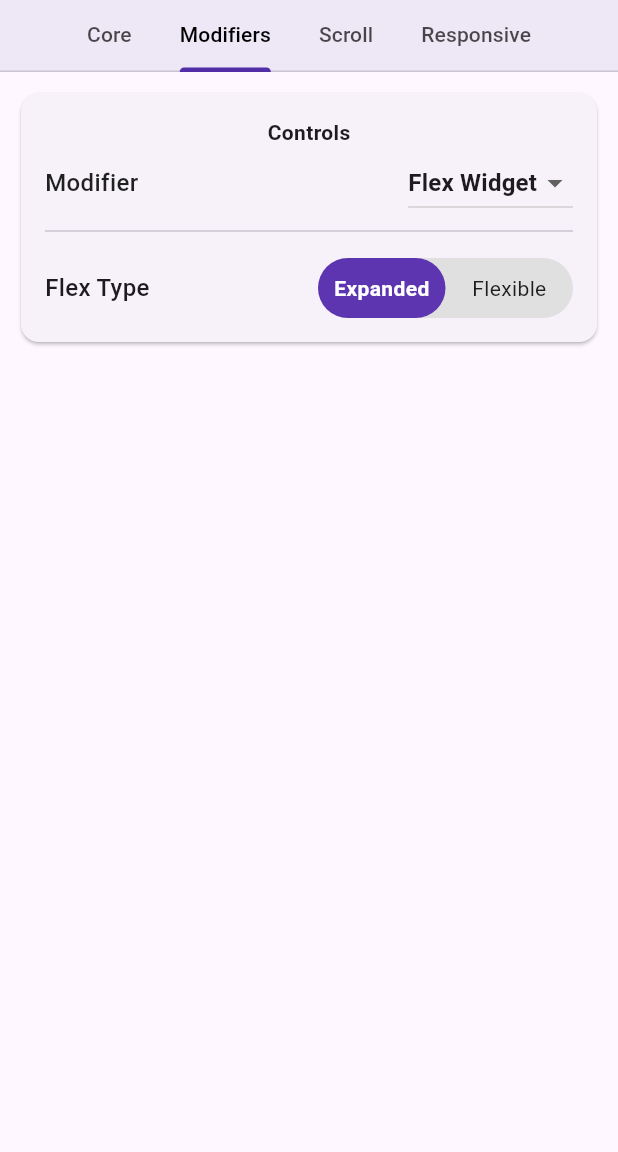
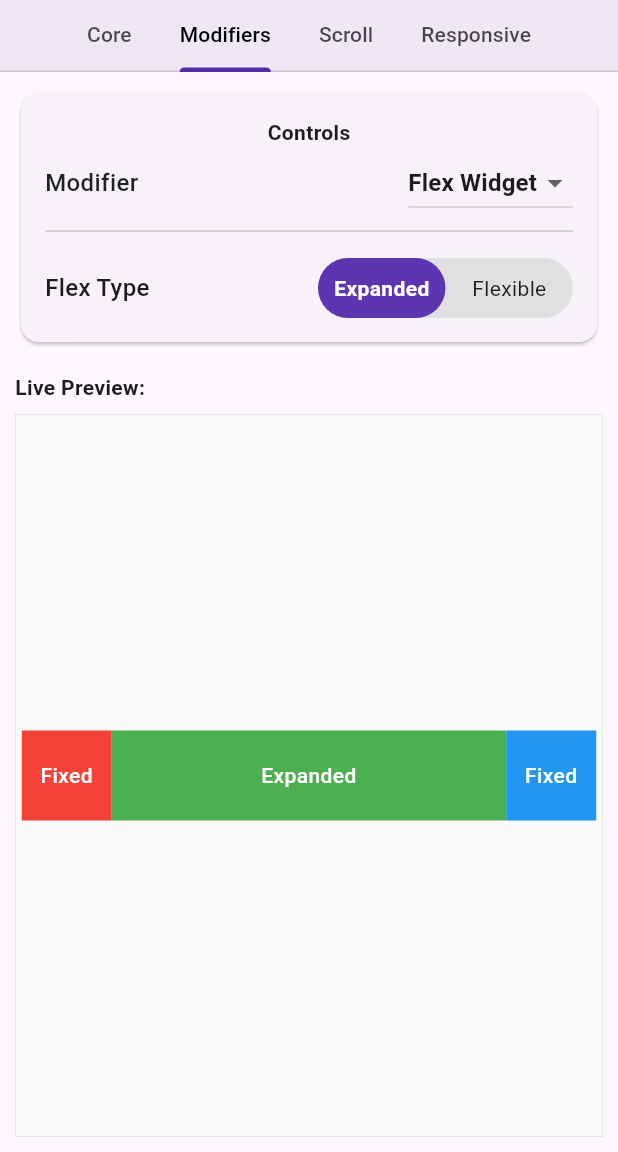
Before and after one commit to 23jammy/flutter_guide_app, a Flutter app: the LayoutScreen screen opened by its route, tab 2 chosen, on a phone screen of 412 x 824 dp, the part 84-1236 px from its top. Run offline on Flutter 3.47's test engine with Material 3 defaults, Android fonts, the phone set to English and light mode, and no system bars; our stand-ins replace google_fonts; Roboto replaces fonts that are missing (Pangolin).

Commit message:
Add helpers for live rendering

```diff
--- a/lib/features/layout_section/modifiers_layout.dart
+++ b/lib/features/layout_section/modifiers_layout.dart
@@ -25,6 +25,86 @@ class _ModifiersLayoutState extends State<ModifiersLayout> {
 
   // Alignment State
   Alignment align = Alignment.center;
+
+  // A helper to create box
+
+  Widget _buildBox(String text, Color color, {double width = 60, double height = 60}) {
+    return Container(
+      width: width,
+      height: height,
+      color: color,
+      alignment: Alignment.center,
+      child: Text(
+        text,
+        textAlign: TextAlign.center,
+        style: TextStyle(color: Colors.white, fontWeight: FontWeight.w500),
+      ),
+    );
+  }
+
+  // A helper for live rendering
+
+  Widget _buildCanvasContent() {
+    switch (selectedModifier) {
+
+      case 'Flex Widget':
+        return Row(
+          children: [
+            _buildBox('Fixed', Colors.red, width: 60),
+
+            // Reads your pill button state!
+            if (flexType == 'Expanded')
+              Expanded(child: _buildBox('Expanded', Colors.green)),
+            if (flexType == 'Flexible')
+              Flexible(child: _buildBox('Flexible\n(w-80)', Colors.green, width: 80)),
+
+            _buildBox('Fixed', Colors.blue, width: 60),
+          ],
+        );
+
+      case 'SizedBox':
+        return Row(
+          mainAxisAlignment: MainAxisAlignment.center,
+          children: [
+            _buildBox('Box 1', Colors.teal),
+            // Reads your gapSize slider!
+            SizedBox(width: gapSize),
+            _buildBox('Box 2', Colors.teal),
+          ],
+        );
+
+      case 'Padding':
+        return Container(
+          color: Colors.amber.shade100, // Light background to see the padding
+          child: Padding(
+            // Reads all four of your padding sliders!
+            padding: EdgeInsets.only(
+              top: padTop,
+              bottom: padBottom,
+              left: padLeft,
+              right: padRight,
+            ),
+            // The inner box fills the remaining space so you can see the edges push in
+            child: _buildBox('Inner Box', Colors.deepOrange, width: double.infinity, height: double.infinity),
+          ),
+        );
+
+      case 'Align':
+        return Container(
+          width: double.infinity,
+          height: double.infinity,
+          color: Colors.blueGrey.shade50,
+          child: Align(
+            // Reads your Alignment dropdown!
+            alignment: align,
+            child: _buildBox('Target', Colors.indigo, width: 80, height: 80),
+          ),
+        );
+
+      default:
+        return const SizedBox.shrink();
+    }
+  }
 
   @override
   Widget build(BuildContext context) {
@@ -374,6 +454,30 @@ class _ModifiersLayoutState extends State<ModifiersLayout> {
               ),
             ),
           ),
+
+          // Canvas
+          const SizedBox(height: 16),
+
+          const Text(
+            "Live Preview:",
+            style: TextStyle(fontWeight: FontWeight.bold),
+          ),
+          const SizedBox(height: 8),
+
+          Expanded(
+            child: Container(
+              clipBehavior: Clip.hardEdge,
+              decoration: BoxDecoration(
+                border: Border.all(color: Colors.grey[300]!, width: 0.5),
+                color: Colors.grey[50],
+              ),
+              alignment: Alignment.center,
+              padding: EdgeInsets.all(4),
+
+              child: _buildCanvasContent(),
+
+            ),
+          ),
         ],
       ),
     );
```
Also changed, not shown: lib/features/layout_section/layout_screen.dart (+9 -7 lines).
